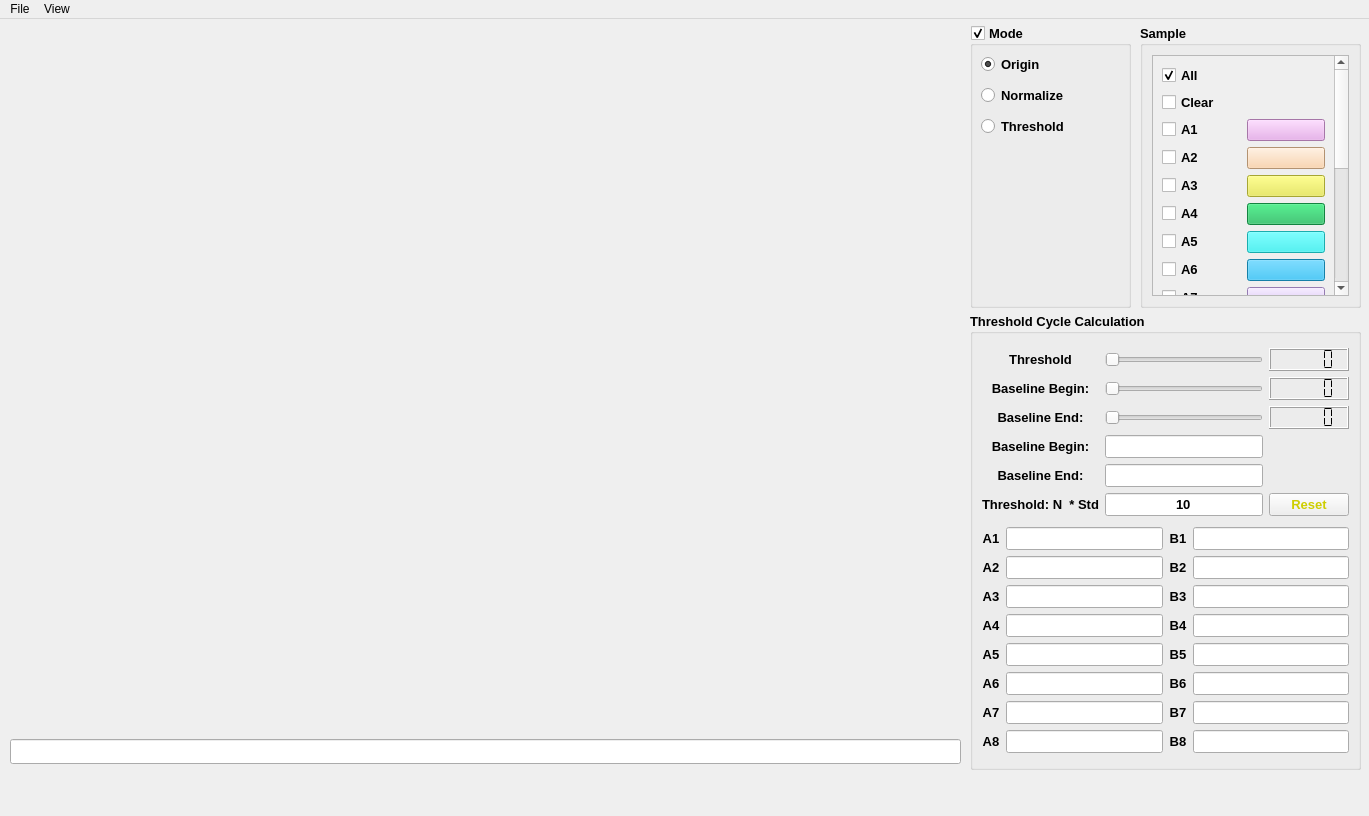
Old version of the form CT_Manager_desktop.ui in the repository wwlouis00/Cycle-threshold-value.
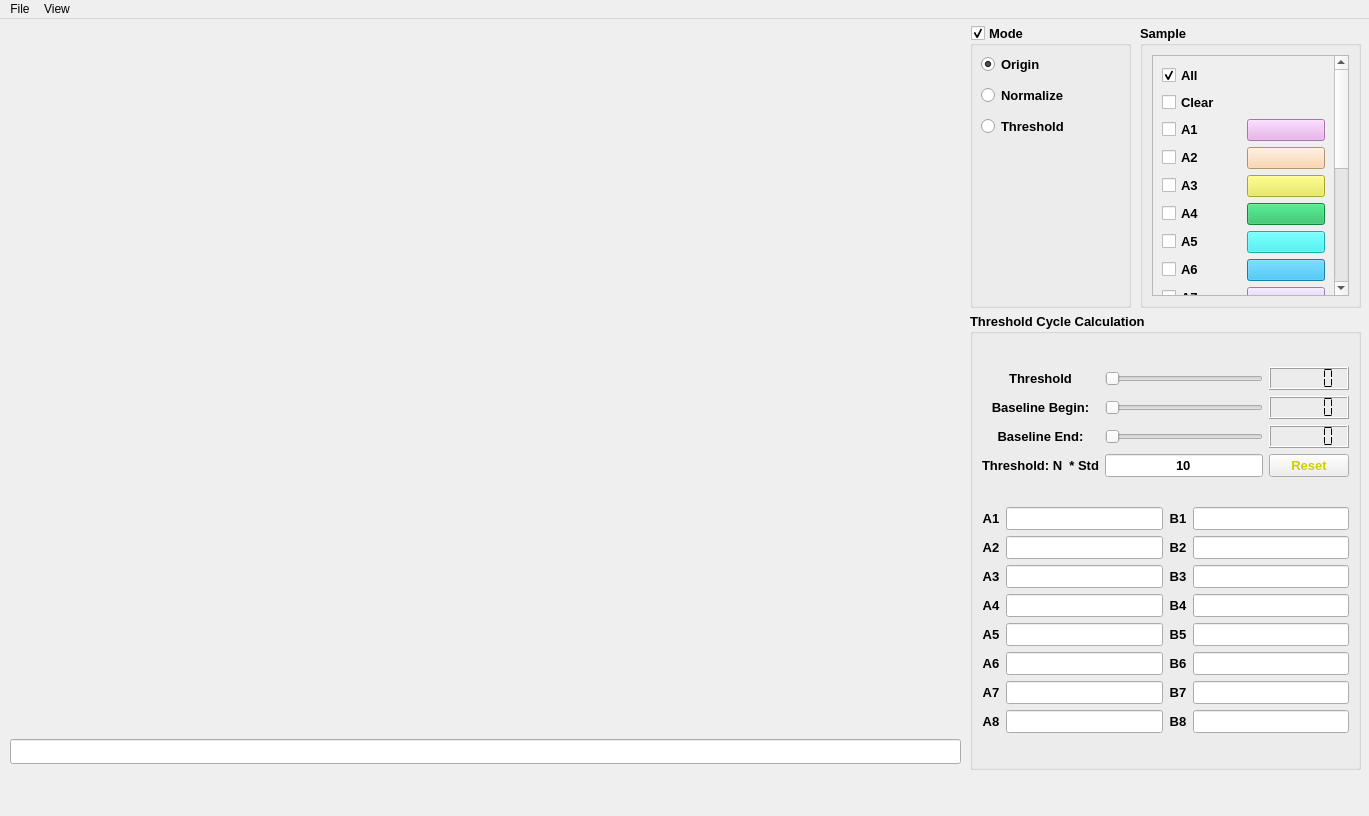
New version of the form. Custom widgets are drawn as their Qt base class.

What changed in the file:
```diff
--- a/CT_Manager_desktop.ui
+++ b/CT_Manager_desktop.ui
@@ -63,7 +63,7 @@
     <property name="checkable">
      <bool>true</bool>
     </property>
-    <widget class="QWidget" name="">
+    <widget class="QWidget" name="layoutWidget">
      <property name="geometry">
       <rect>
        <x>11</x>
@@ -158,7 +158,7 @@
           <x>0</x>
           <y>0</y>
           <width>178</width>
-          <height>565</height>
+          <height>671</height>
          </rect>
         </property>
         <layout class="QGridLayout" name="gridLayout_6">
@@ -605,20 +605,6 @@
     <layout class="QGridLayout" name="gridLayout_4">
      <item row="0" column="0" colspan="2">
       <layout class="QGridLayout" name="gridLayout">
-       <item row="0" column="2">
-        <widget class="QLCDNumber" name="ns_threshold">
-         <property name="font">
-          <font>
-           <pointsize>10</pointsize>
-           <weight>75</weight>
-           <bold>true</bold>
-          </font>
-         </property>
-         <property name="segmentStyle">
-          <enum>QLCDNumber::Flat</enum>
-         </property>
-        </widget>
-       </item>
        <item row="1" column="2">
         <widget class="QLCDNumber" name="ns_baseline_begin">
          <property name="digitCount">
@@ -629,46 +615,6 @@
          </property>
         </widget>
        </item>
-       <item row="1" column="1">
-        <widget class="QSlider" name="slider_begin">
-         <property name="minimum">
-          <number>0</number>
-         </property>
-         <property name="maximum">
-          <number>15</number>
-         </property>
-         <property name="orientation">
-          <enum>Qt::Horizontal</enum>
-         </property>
-        </widget>
-       </item>
-       <item row="3" column="1">
-        <widget class="QLineEdit" name="Start_time">
-         <property name="font">
-          <font>
-           <pointsize>10</pointsize>
-           <weight>75</weight>
-           <bold>true</bold>
-          </font>
-         </property>
-         <property name="text">
-          <string/>
-         </property>
-         <property name="alignment">
-          <set>Qt::AlignCenter</set>
-         </property>
-        </widget>
-       </item>
-       <item row="0" column="0">
-        <widget class="QLabel" name="label_3">
-         <property name="text">
-          <string>Threshold</string>
-         </property>
-         <property name="alignment">
-          <set>Qt::AlignCenter</set>
-         </property>
-        </widget>
-       </item>
        <item row="2" column="1">
         <widget class="QSlider" name="slider_end">
          <property name="minimum">
@@ -692,18 +638,8 @@
          </property>
         </widget>
        </item>
-       <item row="3" column="0">
-        <widget class="QLabel" name="baseline_begin_2">
-         <property name="text">
-          <string>Baseline Begin:</string>
-         </property>
-         <property name="alignment">
-          <set>Qt::AlignCenter</set>
-         </property>
-        </widget>
-       </item>
-       <item row="0" column="1">
-        <widget class="QSlider" name="slider_threshold">
+       <item row="1" column="1">
+        <widget class="QSlider" name="slider_begin">
          <property name="minimum">
           <number>0</number>
          </property>
@@ -722,78 +658,7 @@
          </property>
         </widget>
        </item>
-       <item row="4" column="1">
-        <widget class="QLineEdit" name="End_time">
-         <property name="font">
-          <font>
-           <pointsize>10</pointsize>
-           <weight>75</weight>
-           <bold>true</bold>
-          </font>
-         </property>
-         <property name="text">
-          <string/>
-         </property>
-         <property name="alignment">
-          <set>Qt::AlignCenter</set>
-         </property>
-        </widget>
-       </item>
-       <item row="4" column="0">
-        <widget class="QLabel" name="baseline_end_2">
-         <property name="text">
-          <string>Baseline End:</string>
-         </property>
-         <property name="alignment">
-          <set>Qt::AlignCenter</set>
-         </property>
-        </widget>
-       </item>
-       <item row="1" column="0">
-        <widget class="QLabel" name="baseline_begin">
-         <property name="text">
-          <string>Baseline Begin:</string>
-         </property>
-         <property name="alignment">
-          <set>Qt::AlignCenter</set>
-         </property>
-        </widget>
-       </item>
-       <item row="5" column="1">
-        <widget class="QLineEdit" name="Input_std">
-         <property name="font">
-          <font>
-           <pointsize>10</pointsize>
-           <weight>75</weight>
-           <bold>true</bold>
-          </font>
-         </property>
-         <property name="text">
-          <string>10</string>
-         </property>
-         <property name="alignment">
-          <set>Qt::AlignCenter</set>
-         </property>
-        </widget>
-       </item>
-       <item row="5" column="0">
-        <widget class="QLabel" name="label_Threshold_2">
-         <property name="font">
-          <font>
-           <pointsize>10</pointsize>
-           <weight>75</weight>
-           <bold>true</bold>
-          </font>
-         </property>
-         <property name="text">
-          <string>Threshold: N  * Std</string>
-         </property>
-         <property name="alignment">
-          <set>Qt::AlignCenter</set>
-         </property>
-        </widget>
-       </item>
-       <item row="5" column="2">
+       <item row="3" column="2">
         <widget class="QPushButton" name="btn_resetfile">
          <property name="font">
           <font>
@@ -811,6 +676,87 @@
          </property>
         </widget>
        </item>
+       <item row="3" column="1">
+        <widget class="QLineEdit" name="Input_std">
+         <property name="font">
+          <font>
+           <pointsize>10</pointsize>
+           <weight>75</weight>
+           <bold>true</bold>
+          </font>
+         </property>
+         <property name="text">
+          <string>10</string>
+         </property>
+         <property name="alignment">
+          <set>Qt::AlignCenter</set>
+         </property>
+        </widget>
+       </item>
+       <item row="3" column="0">
+        <widget class="QLabel" name="label_Threshold_2">
+         <property name="font">
+          <font>
+           <pointsize>10</pointsize>
+           <weight>75</weight>
+           <bold>true</bold>
+          </font>
+         </property>
+         <property name="text">
+          <string>Threshold: N  * Std</string>
+         </property>
+         <property name="alignment">
+          <set>Qt::AlignCenter</set>
+         </property>
+        </widget>
+       </item>
+       <item row="0" column="2">
+        <widget class="QLCDNumber" name="ns_threshold">
+         <property name="font">
+          <font>
+           <pointsize>10</pointsize>
+           <weight>75</weight>
+           <bold>true</bold>
+          </font>
+         </property>
+         <property name="segmentStyle">
+          <enum>QLCDNumber::Flat</enum>
+         </property>
+        </widget>
+       </item>
+       <item row="0" column="1">
+        <widget class="QSlider" name="slider_threshold">
+         <property name="minimum">
+          <number>0</number>
+         </property>
+         <property name="maximum">
+          <number>15</number>
+         </property>
+         <property name="orientation">
+          <enum>Qt::Horizontal</enum>
+         </property>
+        </widget>
+       </item>
+       <item row="0" column="0">
+        <widget class="QLabel" name="label_3">
+         <property name="text">
+          <string>Threshold</string>
+         </property>
+         <property name="alignment">
+          <set>Qt::AlignCenter</set>
+         </property>
+        </widget>
+       </item>
+       <item row="1" column="0">
+        <widget class="QLabel" name="baseline_begin">
+         <property name="text">
+          <string>Baseline Begin:</string>
+         </property>
+         <property name="alignment">
+          <set>Qt::AlignCenter</set>
+         </property>
+        </widget>
+       </item>
       </layout>
      </item>
      <item row="2" column="0" colspan="2">
@@ -1325,7 +1271,7 @@
      <x>0</x>
      <y>0</y>
      <width>1369</width>
-     <height>21</height>
+     <height>25</height>
     </rect>
    </property>
    <widget class="QMenu" name="menuFile">
```
